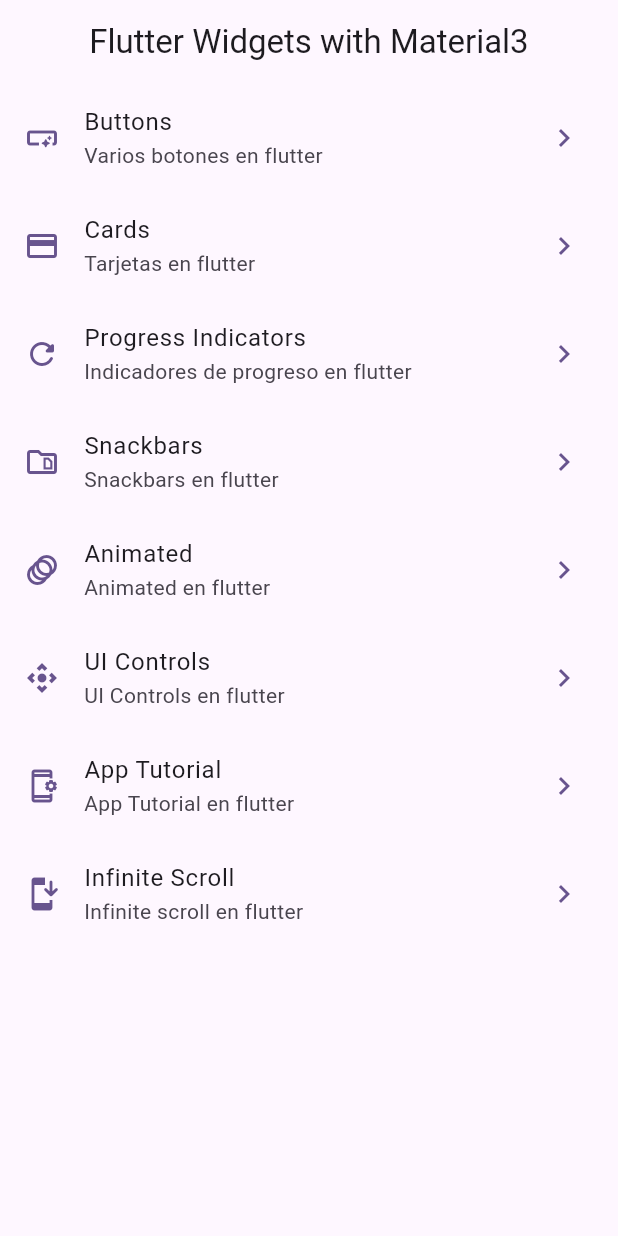
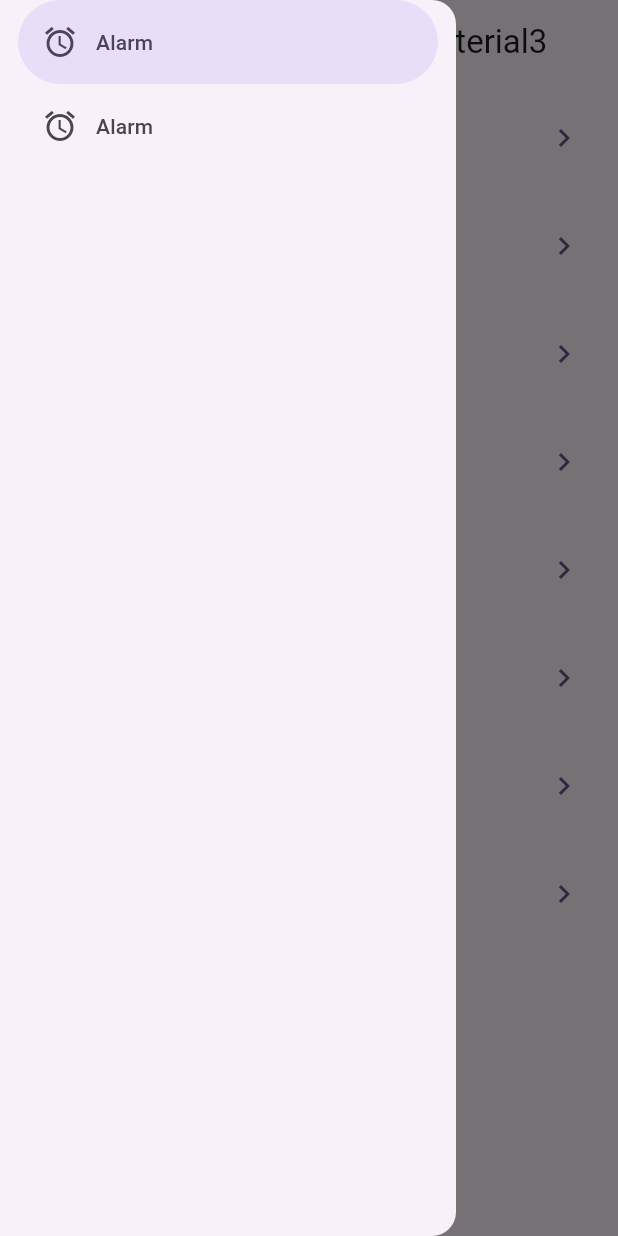
Before and after one commit to brihanPenayo/widgep_app, a Flutter app: the screen it shows after launch, with the side drawer open (before the commit the screen has no drawer), on a phone screen of 412 x 824 dp. Run offline on Flutter 3.47's test engine with Material 3 defaults, Android fonts, the phone set to English and light mode, and no system bars; our stand-ins replace animate_do, go_router.

Commit message:
se agrega drawer y opciones dummy

```diff
--- a/lib/presentation/screens/home/home_screen.dart
+++ b/lib/presentation/screens/home/home_screen.dart
@@ -1,6 +1,7 @@
 import 'package:flutter/material.dart';
 import 'package:go_router/go_router.dart';
 import 'package:widget_app/config/menuItems/menu_items.dart';
+import 'package:widget_app/presentation/widgets/custom_drawer/custom_drawer.dart';
 
 class HomeScreen extends StatelessWidget {
   static const String name = 'home-screen';
@@ -13,6 +14,7 @@
         title: const Text('Flutter Widgets with Material3'),
       ),
       body: const _HomeView(),
+      drawer: const CustomDrawer(),
     );
   }
 }
--- /dev/null
+++ b/lib/presentation/widgets/custom_drawer/custom_drawer.dart
@@ -0,0 +1,29 @@
+import 'package:flutter/material.dart';
+
+class CustomDrawer extends StatefulWidget {
+  const CustomDrawer({super.key});
+
+  @override
+  State<CustomDrawer> createState() => _CustomDrawerState();
+}
+
+class _CustomDrawerState extends State<CustomDrawer> {
+  int selectedOptionIndex = 0;
+  @override
+  Widget build(BuildContext context) {
+    return NavigationDrawer(
+      onDestinationSelected: (int index) {
+        setState(() {
+          selectedOptionIndex = index;
+        });
+      },
+      selectedIndex: selectedOptionIndex,
+      children: const [
+        NavigationDrawerDestination(
+            icon: Icon(Icons.access_alarm), label: Text('Alarm')),
+        NavigationDrawerDestination(
+            icon: Icon(Icons.access_alarm), label: Text('Alarm')),
+      ],
+    );
+  }
+}
```
